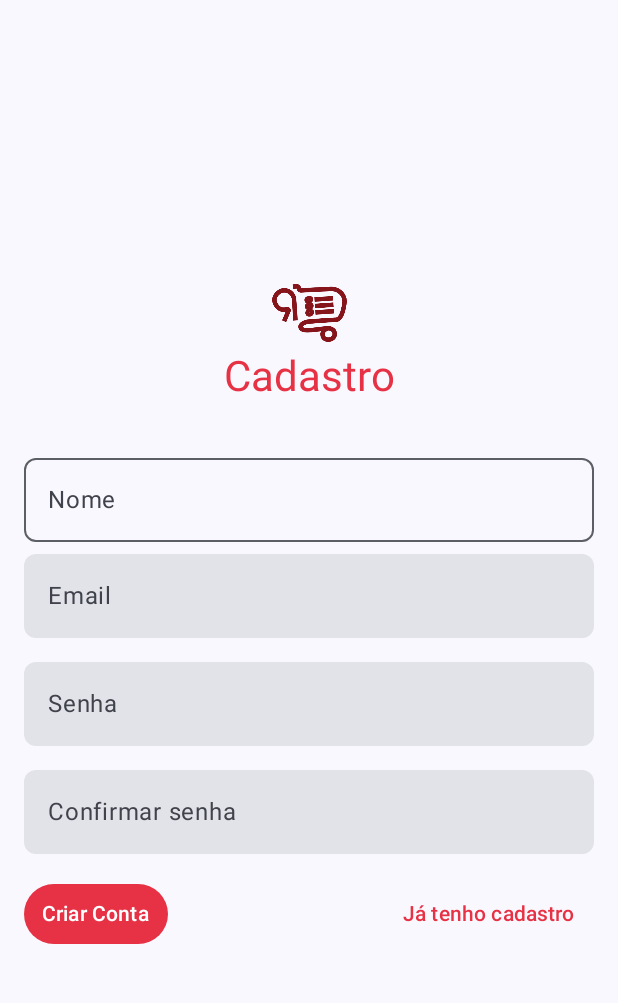
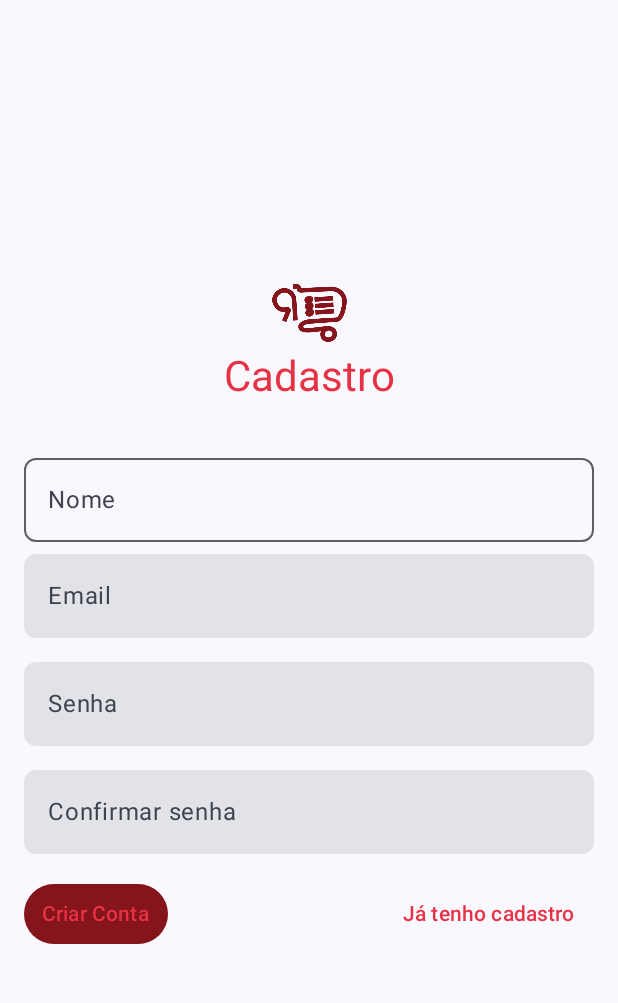
Before and after one commit to xofiaxinha/RecipeList, an Android app built with Jetpack Compose: the screen it shows after launch (MainActivity), after a tap on "Criar Conta", on a phone screen of 412 x 824 dp, the part 69-1072 px from its top. Run offline under Robolectric (Android 15) with nearby library versions, the phone set to English and light mode, and no system bars; our stand-ins replace Firebase (no records; nobody signed in at launch, a user with empty details on screens opened directly).

Commit message:
suponhamos que teja salvando olaine

```diff
--- a/app/src/main/java/com/example/recipelist/ui/screens/CadastroScreen.kt
+++ b/app/src/main/java/com/example/recipelist/ui/screens/CadastroScreen.kt
@@ -2,6 +2,7 @@ package com.example.recipelist.ui.screens
 
 import android.annotation.SuppressLint
 import android.widget.Toast
+import androidx.compose.foundation.background
 import androidx.compose.foundation.layout.Arrangement
 import androidx.compose.foundation.layout.Box
 import androidx.compose.foundation.layout.Column
@@ -14,6 +15,7 @@ import androidx.compose.foundation.layout.padding
 import androidx.compose.foundation.layout.size
 import androidx.compose.foundation.shape.RoundedCornerShape
 import androidx.compose.material3.ButtonDefaults
+import androidx.compose.material3.CircularProgressIndicator
 import androidx.compose.material3.Icon
 import androidx.compose.material3.MaterialTheme
 import androidx.compose.material3.OutlinedTextField
@@ -161,25 +163,43 @@ fun CadastroScreen(viewModel: AuthViewModel, navController: NavController){
             horizontalArrangement = Arrangement.SpaceBetween
         ){
             TextButton(onClick = {
+                if (password.length < 6){
+                    Toast.makeText(context, "A senha deve ter no mínimo 6 caracteres", Toast.LENGTH_SHORT).show()
+                }
+                if (password.length > 16){
+                    Toast.makeText(context, "A senha deve ter no máximo 16 caracteres", Toast.LENGTH_SHORT).show()
+                }
+                if (email.isEmpty() || name.isEmpty() || password.isEmpty() || confirmPassword.isEmpty()){
+                    Toast.makeText(context, "Preencha todos os campos", Toast.LENGTH_SHORT).show()
+                }
+
                 if (validEmail && eqPass){
                     viewModel.register(email, password, name){ success ->
                         if (success){
                             navController.navigate("login")
-                        }else {
+                        }else{
                             Toast.makeText(context, "Erro ao criar conta", Toast.LENGTH_SHORT).show()
                         }
                     }
                 }
-            }, colors = ButtonDefaults.buttonColors(
-                containerColor = MainRed,
-                contentColor = MaterialTheme.colorScheme.onTertiary
+            }, colors = ButtonDefaults.textButtonColors(
+                containerColor = DarkMainRed,
+                contentColor = Color.White
             )) {
-                Text("Criar Conta")
+                Text("Criar Conta", color = MainRed)
             }
             TextButton(onClick = {
                 navController.navigate("login")
             }) {
                 Text("Já tenho cadastro", color = MainRed)
+            }
+        }
+        if (viewModel.isLoading){
+            Box(
+                modifier = Modifier.fillMaxSize().background(Color.Transparent),
+                contentAlignment = Alignment.Center
+            ){
+                CircularProgressIndicator()
             }
         }
     }
--- a/app/src/main/java/com/example/recipelist/ui/screens/ListaCompras.kt
+++ b/app/src/main/java/com/example/recipelist/ui/screens/ListaCompras.kt
@@ -6,6 +6,7 @@ import androidx.compose.foundation.layout.fillMaxSize
 import androidx.compose.foundation.layout.height
 import androidx.compose.foundation.layout.padding
 import androidx.compose.runtime.Composable
+import androidx.compose.runtime.LaunchedEffect
 import androidx.compose.runtime.collectAsState
 import androidx.compose.runtime.getValue
 import androidx.compose.runtime.mutableStateOf
@@ -28,6 +29,9 @@ fun ShoppingListScreen(shoppingListViewModel: ShoppingListViewModel) {
     var quantityString by remember { mutableStateOf("") }
     var unit by remember { mutableStateOf("") }
 
+    LaunchedEffect(Unit) {
+        shoppingListViewModel.fetchList()
+    }
     Column(
         modifier = Modifier
             .fillMaxSize()
--- a/app/src/main/java/com/example/recipelist/ui/screens/LoginScreen.kt
+++ b/app/src/main/java/com/example/recipelist/ui/screens/LoginScreen.kt
@@ -5,7 +5,9 @@ import android.annotation.SuppressLint
 import android.widget.Toast
 import androidx.activity.compose.rememberLauncherForActivityResult
 import androidx.activity.result.contract.ActivityResultContracts
+import androidx.compose.foundation.background
 import androidx.compose.foundation.layout.Arrangement
+import androidx.compose.foundation.layout.Box
 import androidx.compose.foundation.layout.Column
 import androidx.compose.foundation.layout.Row
 import androidx.compose.foundation.layout.Spacer
@@ -18,6 +20,7 @@ import androidx.compose.foundation.shape.RoundedCornerShape
 import androidx.compose.foundation.layout.width
 import androidx.compose.material3.Button
 import androidx.compose.material3.ButtonDefaults
+import androidx.compose.material3.CircularProgressIndicator
 import androidx.compose.material3.Icon
 import androidx.compose.material3.MaterialTheme
 import androidx.compose.material3.OutlinedTextField
@@ -30,6 +33,7 @@ import androidx.compose.runtime.getValue
 import androidx.compose.runtime.mutableStateOf
 import androidx.compose.runtime.remember
 import androidx.compose.runtime.setValue
+import androidx.compose.ui.graphics.Color
 import androidx.compose.ui.platform.LocalContext
 import androidx.compose.ui.res.painterResource
 import androidx.compose.ui.text.input.PasswordVisualTransformation
@@ -84,10 +88,10 @@ fun LoginScreen(viewModel: AuthViewModel, navController: NavController){
             Icon(
                 painter = painterResource(id = R.drawable.logo_cart),
                 contentDescription = "Logo",
-                tint = DarkMainRed,
+                tint = MaterialTheme.colorScheme.tertiary,
                 modifier = Modifier.size(50.dp)
             )
-            Text(text = "Login", color = MainRed, style = MaterialTheme.typography.headlineMedium)
+            Text(text = "Login", color = MaterialTheme.colorScheme.tertiary, style = MaterialTheme.typography.headlineMedium)
         }
 
         Spacer(modifier = Modifier.height(8.dp))
@@ -96,7 +100,7 @@ fun LoginScreen(viewModel: AuthViewModel, navController: NavController){
             onValueChange = { email = it },
             label = { Text("Email") },
             modifier = Modifier.fillMaxWidth(),
-            shape = RoundedCornerShape(8.dp)
+            shape = RoundedCornerShape(8.dp),
         )
         Spacer(modifier = Modifier.height(8.dp))
         OutlinedTextField(
@@ -110,6 +114,10 @@ fun LoginScreen(viewModel: AuthViewModel, navController: NavController){
         Spacer(modifier = Modifier.height(16.dp))
         Button(
             onClick = {
+                if(email.isEmpty() || password.isEmpty()){
+                    Toast.makeText(context, "Preencha todos os campos", Toast.LENGTH_SHORT).show()
+                    return@Button
+                }
                 viewModel.login(email, password){sucess ->
                     if (sucess){
                         navController.navigate("home")
@@ -119,8 +127,9 @@ fun LoginScreen(viewModel: AuthViewModel, navController: NavController){
                 }
             },
             modifier = Modifier.fillMaxWidth(),
-            shape = RoundedCornerShape(8.dp)){
-            Text("Entrar")
+            shape = RoundedCornerShape(8.dp),
+            colors = ButtonDefaults.buttonColors(containerColor = MainRed)){
+            Text("Entrar", color = Color.White)
         }
         Button(
             onClick = {
@@ -129,16 +138,16 @@ fun LoginScreen(viewModel: AuthViewModel, navController: NavController){
             },
             modifier = Modifier.fillMaxWidth(),
             shape = RoundedCornerShape(8.dp),
-            colors = ButtonDefaults.buttonColors(containerColor = MaterialTheme.colorScheme.primary)
+            colors = ButtonDefaults.buttonColors(containerColor = MainRed)
         ) {
             Icon(
                 painter = painterResource(id = R.drawable.search),
                 contentDescription = "Google Login",
                 modifier = Modifier.size(24.dp),
-                tint = MaterialTheme.colorScheme.onPrimary
+                tint = Color.White
             )
             Spacer(modifier = Modifier.width(8.dp))
-            Text("Entrar com Google", fontSize = 18.sp)
+            Text("Entrar com Google", fontSize = 18.sp, color = Color.White)
         }
         Row (
             modifier = Modifier.fillMaxWidth(),
@@ -146,16 +155,21 @@ fun LoginScreen(viewModel: AuthViewModel, navController: NavController){
         ){
             TextButton(onClick = {
                 navController.navigate("register")
-            }, colors = ButtonDefaults.buttonColors(
-                containerColor = MainRed,
-                contentColor = MaterialTheme.colorScheme.onTertiary
-            )) {
-                Text("Criar Conta")
+            }) {
+                Text("Criar Conta", color = MainRed)
             }
             TextButton(onClick = {
                 navController.navigate("resetPassword")
             }) {
                 Text("Esqueci minha senha", color = MainRed)
+            }
+        }
+        if (viewModel.isLoading){
+            Box(
+                modifier = Modifier.fillMaxWidth(),
+                contentAlignment = Alignment.Center
+            ){
+                CircularProgressIndicator()
             }
         }
     }
--- a/app/src/main/java/com/example/recipelist/ui/theme/Theme.kt
+++ b/app/src/main/java/com/example/recipelist/ui/theme/Theme.kt
@@ -9,36 +9,44 @@ import androidx.compose.material3.dynamicDarkColorScheme
 import androidx.compose.material3.dynamicLightColorScheme
 import androidx.compose.material3.lightColorScheme
 import androidx.compose.runtime.Composable
+import androidx.compose.ui.graphics.Color
 import androidx.compose.ui.platform.LocalContext
 
 private val DarkColorScheme = darkColorScheme(
     primary = RedGray80,
     secondary = RedGray70,
-    tertiary = MainRed
+    tertiary = MainRed,
+    onPrimary = Color.White,
+    onSecondary = Color.White,
+    onTertiary = Color.White,
+    onBackground = RedGray30,
+    background = RedGray80,
+    onSurface = Color(0xFFEDD7C6),
+    surface = Color(0xFF451213),
 )
 
 private val LightColorScheme = lightColorScheme(
     primary = RedGray50,
     secondary = RedGray30,
     tertiary = DarkMainRed,
-    //background = Color(0xFFFFFBFE),
-    //surface = Color(0xFFFFFBFE),
-    //onPrimary = Color.White,
-    //onSecondary = Color.White,
-    //onTertiary = Color.White,
-    //onBackground = Color(0xFF1C1B1F),
-    //onSurface = Color(0xFF1C1B1F),
+    surface = Color(0xFFFFFCFB),
+    onPrimary = Color.White,
+    onSecondary = Color.White,
+    onTertiary = Color.White,
+    onBackground = RedGray80,
+    background = RedGray30,
+    onSurface = Color(0xFF451213),
 )
 
 @Composable
 fun RecipeListTheme(
     darkTheme: Boolean = isSystemInDarkTheme(),
     // Dynamic color is available on Android 12+
-    dynamicColor: Boolean = true,
+    //dynamicColor: Boolean = true,
     content: @Composable () -> Unit
 ) {
     val colorScheme = when {
-        dynamicColor && Build.VERSION.SDK_INT >= Build.VERSION_CODES.S -> {
+        Build.VERSION.SDK_INT >= Build.VERSION_CODES.S -> {
             val context = LocalContext.current
             if (darkTheme) dynamicDarkColorScheme(context) else dynamicLightColorScheme(context)
         }
--- a/app/src/main/java/com/example/recipelist/viewmodel/AuthViewmodel.kt
+++ b/app/src/main/java/com/example/recipelist/viewmodel/AuthViewmodel.kt
@@ -1,6 +1,9 @@
 package com.example.recipelist.viewmodel
 
 import android.content.Context
+import androidx.compose.runtime.getValue
+import androidx.compose.runtime.mutableStateOf
+import androidx.compose.runtime.setValue
 import androidx.lifecycle.ViewModel
 import androidx.lifecycle.viewModelScope
 import com.example.recipelist.data.repository.AuthRepository
@@ -17,6 +20,9 @@ class AuthViewModel(private val repository: AuthRepository) : ViewModel() {
     var loginResult: ((Boolean) -> Unit)? = null
     var registerResult: ((Boolean) -> Unit)? = null
 
+    var isLoading by mutableStateOf(false)
+        private set
+
     /**
      * Método para registrar um novo usuário utilizando email e senha.
      * Após a criação do usuário no Firebase Authentication, seus dados são armazenados no Firestore.
@@ -28,7 +34,9 @@ class AuthViewModel(private val repository: AuthRepository) : ViewModel() {
      */
     fun register(email: String, password: String, name: String, onResult: (Boolean) -> Unit) {
         viewModelScope.launch {
+            isLoading = true
             val success = repository.registerUser(email, password, name)
+            isLoading = false
             onResult(success) // Retorna o resultado para a UI
         }
     }
@@ -43,7 +51,9 @@ class AuthViewModel(private val repository: AuthRepository) : ViewModel() {
      */
     fun login(email: String, password: String, onResult: (Boolean) -> Unit) {
         viewModelScope.launch {
+            isLoading = true
             val success = repository.loginUser(email, password)
+            isLoading = false
             onResult(success) // Notifica a UI com o resultado
         }
     }
@@ -84,7 +94,9 @@ class AuthViewModel(private val repository: AuthRepository) : ViewModel() {
      */
     fun loginWithGoogle(idToken: String, onResult: (Boolean) -> Unit) {
         viewModelScope.launch {
+            isLoading = true
             val success = repository.loginWithGoogle(idToken)
+            isLoading = false
             onResult(success)
         }
     }
```
Also changed, not shown: app/src/main/java/com/example/recipelist/ui/components/DrawerContent.kt (+4 -3 lines), app/src/main/java/com/example/recipelist/viewmodel/ShoppingListViewModel.kt (+56 -0 lines).
